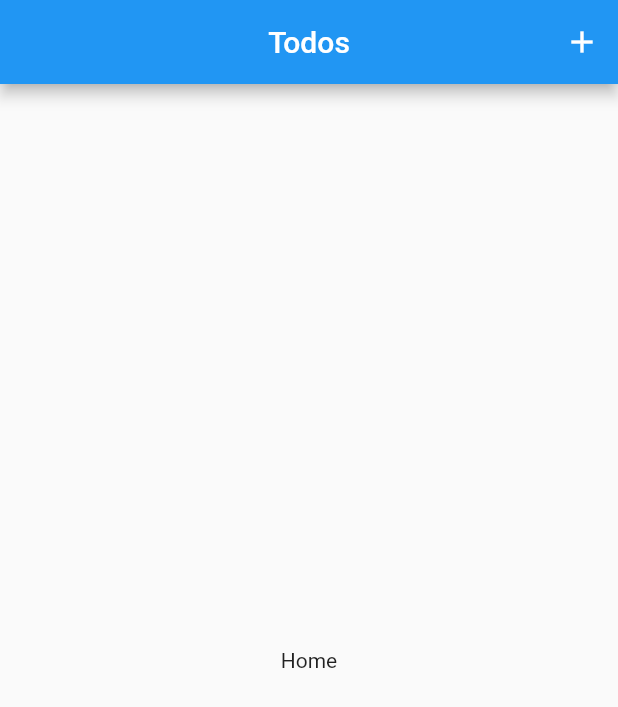
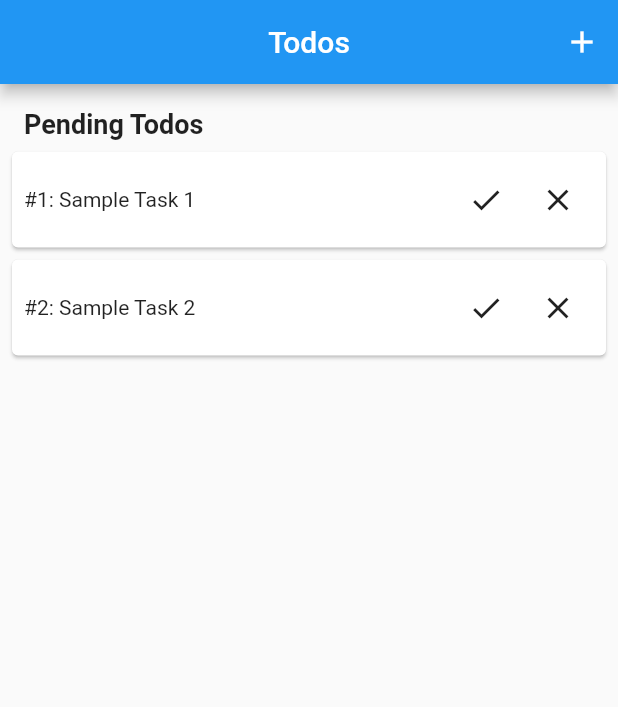
Before and after one commit to MatthieuNadeau96/todos, a Flutter app: the screen it shows after launch, on a phone screen of 412 x 824 dp. Shown: the top 707 px of the screen. Run offline on Flutter 3.47's test engine with Material 2 defaults, Android fonts, the phone set to English and light mode, and no system bars; our stand-ins replace equatable.

Commit message:
Populate HomeScreen with sample tasks

```diff
--- a/lib/screens/home_screen.dart
+++ b/lib/screens/home_screen.dart
@@ -1,6 +1,5 @@
 import 'package:flutter/material.dart';
-import 'package:flutter/src/widgets/container.dart';
-import 'package:flutter/src/widgets/framework.dart';
+import 'package:todos/models/todo_model.dart';
 import 'package:todos/screens/add_todo_screen.dart';
 
 class HomeScreen extends StatelessWidget {
@@ -28,7 +27,62 @@ class HomeScreen extends StatelessWidget {
           ),
         ],
       ),
-      body: Center(child: Text('Home')),
+      body: Padding(
+        padding: const EdgeInsets.all(8),
+        child: Column(
+          crossAxisAlignment: CrossAxisAlignment.start,
+          children: [
+            const Padding(
+              padding: EdgeInsets.all(8.0),
+              child: SizedBox(
+                child: Text(
+                  'Pending Todos',
+                  style: TextStyle(
+                    fontSize: 18,
+                    fontWeight: FontWeight.bold,
+                  ),
+                ),
+              ),
+            ),
+            ListView.builder(
+              shrinkWrap: true,
+              itemCount: Todo.todos.length,
+              itemBuilder: ((context, index) {
+                return _todoCard(Todo.todos[index]);
+              }),
+            ),
+          ],
+        ),
+      ),
+    );
+  }
+
+  Card _todoCard(Todo todo) {
+    return Card(
+      margin: const EdgeInsets.only(bottom: 8.0),
+      child: Padding(
+        padding: const EdgeInsets.all(8.0),
+        child: Row(
+          mainAxisAlignment: MainAxisAlignment.spaceBetween,
+          children: [
+            Text(
+              '#${todo.id}: ${todo.task}',
+            ),
+            Row(
+              children: [
+                IconButton(
+                  onPressed: () {},
+                  icon: const Icon(Icons.check),
+                ),
+                IconButton(
+                  onPressed: () {},
+                  icon: const Icon(Icons.close),
+                ),
+              ],
+            ),
+          ],
+        ),
+      ),
     );
   }
 }
```
